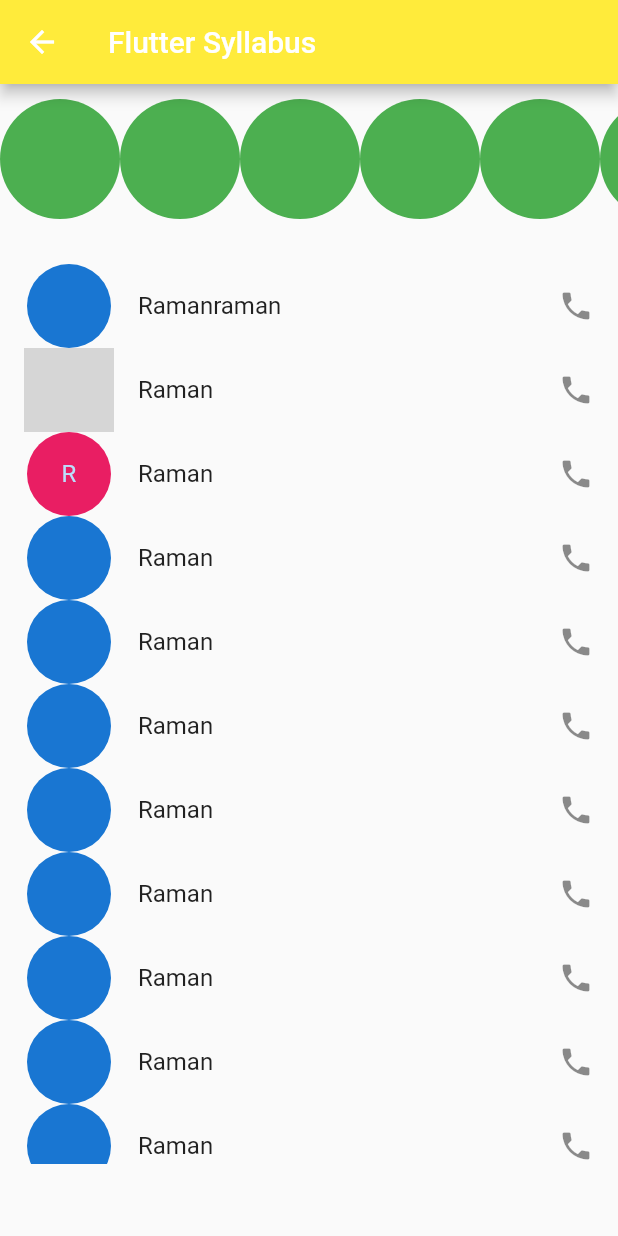
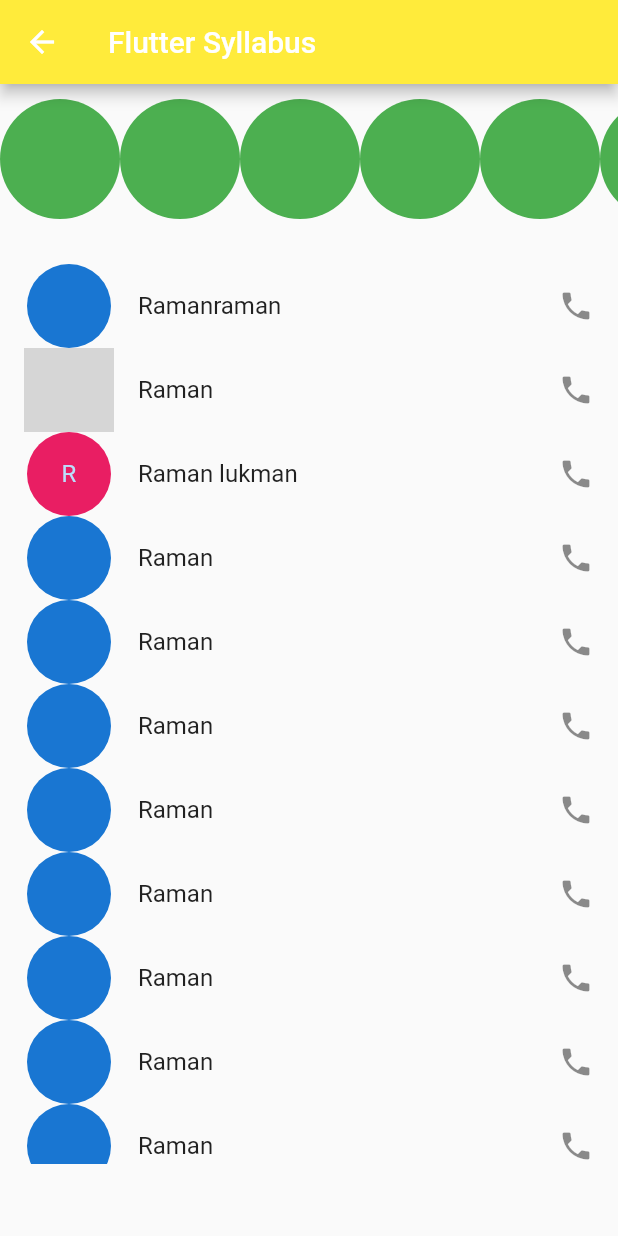
Before and after one commit to radharaman7262/Dialer, a Flutter app: the screen it shows after launch, in the side drawer, after a tap on "Syllabus", on a phone screen of 412 x 824 dp. Run offline on Flutter 3.47's test engine with Material 2 defaults, Android fonts, the phone set to English and light mode, and no system bars; network calls fail; grey boxes are pictures that could not be loaded.

Commit message:
change in syllabus 's ramaan lukman

```diff
--- a/lib/syllabus_flutter.dart
+++ b/lib/syllabus_flutter.dart
@@ -111,7 +111,7 @@ class _SyllabusState extends State<Syllabus> {
                             child: Text("R"),
                           ),
                         ),
-                        title: Text("Raman"),
+                        title: Text("Raman lukman"),
                         trailing: Icon(Icons.phone),
                       ),
                       ListTile(
```
